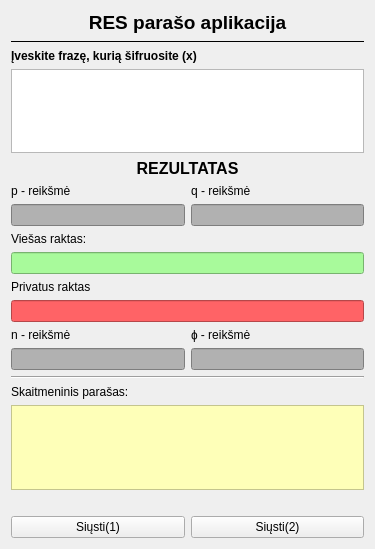
Qt form Pirma programa(Siuntimas)/gui/form.ui (arnoldasstrukcinskas/PD_NR.4_RSA_Para-as) before a commit.
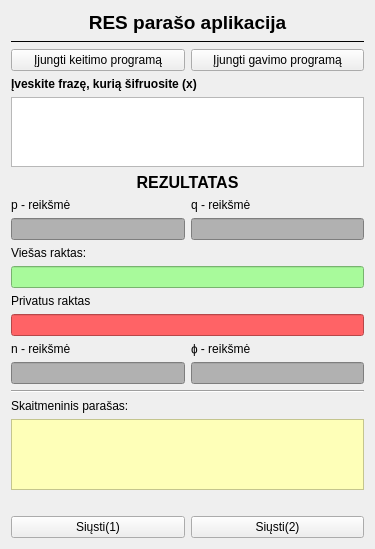
The same form after that commit.

Commit message: feat: :sparkles: Create new feature of running 3rd application with button

```diff
--- a/Pirma programa(Siuntimas)/gui/form.ui
+++ b/Pirma programa(Siuntimas)/gui/form.ui
@@ -40,6 +40,24 @@
      </property>
     </widget>
    </item>
+   <item>
+    <layout class="QHBoxLayout" name="programsStartHorizontalLayout">
+     <item>
+      <widget class="QPushButton" name="changerLaunchButton">
+       <property name="text">
+        <string>Įjungti keitimo programą</string>
+       </property>
+      </widget>
+     </item>
+     <item>
+      <widget class="QPushButton" name="receiverLaunchButton">
+       <property name="text">
+        <string>Įjungti gavimo programą</string>
+       </property>
+      </widget>
+     </item>
+    </layout>
+   </item>
    <item>
     <widget class="QLabel" name="inputLabel">
      <property name="font">
```
The commit also changes 6 other files.
